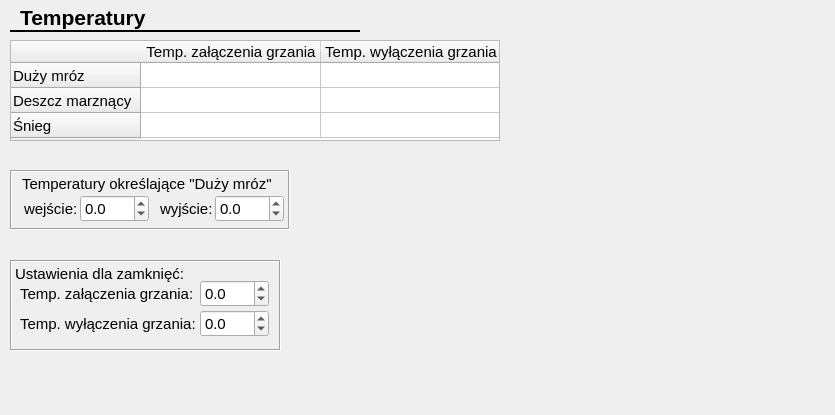
Above: CfgForms/ctemperaturescfgform.ui from kaczmar55/koneor_v2 before the change. Below: the same form after it.
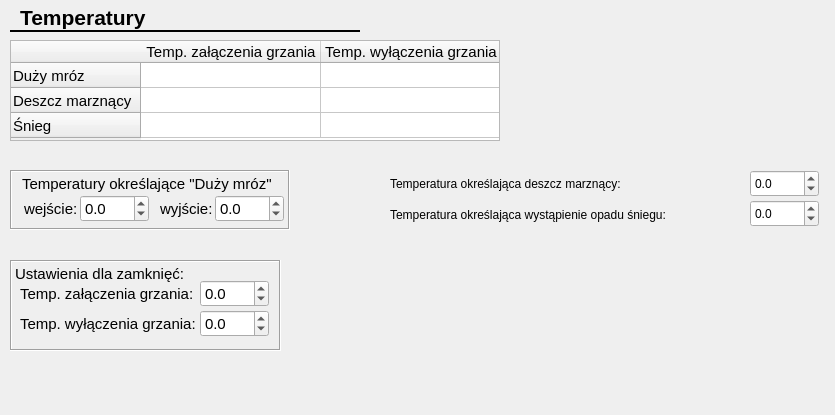
That is the form after the change.

What changed in the file:
```diff
--- a/CfgForms/ctemperaturescfgform.ui
+++ b/CfgForms/ctemperaturescfgform.ui
@@ -366,6 +366,64 @@
     </property>
    </widget>
   </widget>
+  <widget class="QLabel" name="label">
+   <property name="geometry">
+    <rect>
+     <x>390</x>
+     <y>175</y>
+     <width>290</width>
+     <height>17</height>
+    </rect>
+   </property>
+   <property name="text">
+    <string>Temperatura określająca deszcz marznący:</string>
+   </property>
+  </widget>
+  <widget class="QLabel" name="label_2">
+   <property name="geometry">
+    <rect>
+     <x>390</x>
+     <y>206</y>
+     <width>360</width>
+     <height>17</height>
+    </rect>
+   </property>
+   <property name="text">
+    <string>Temperatura określająca wystąpienie opadu śniegu:</string>
+   </property>
+  </widget>
+  <widget class="QDoubleSpinBox" name="tWetFreezing">
+   <property name="geometry">
+    <rect>
+     <x>750</x>
+     <y>170</y>
+     <width>69</width>
+     <height>27</height>
+    </rect>
+   </property>
+   <property name="decimals">
+    <number>1</number>
+   </property>
+   <property name="minimum">
+    <double>-50.000000000000000</double>
+   </property>
+  </widget>
+  <widget class="QDoubleSpinBox" name="tIsSnowFall">
+   <property name="geometry">
+    <rect>
+     <x>750</x>
+     <y>200</y>
+     <width>69</width>
+     <height>27</height>
+    </rect>
+   </property>
+   <property name="decimals">
+    <number>1</number>
+   </property>
+   <property name="minimum">
+    <double>-50.000000000000000</double>
+   </property>
+  </widget>
  </widget>
  <resources/>
  <connections/>
```
